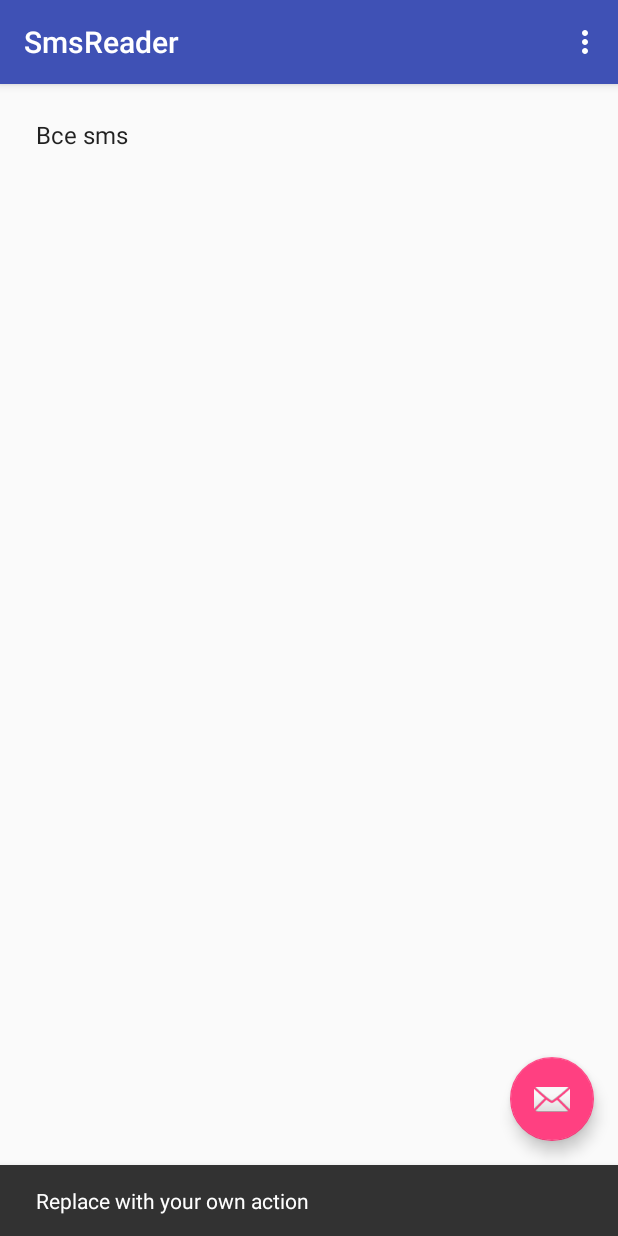
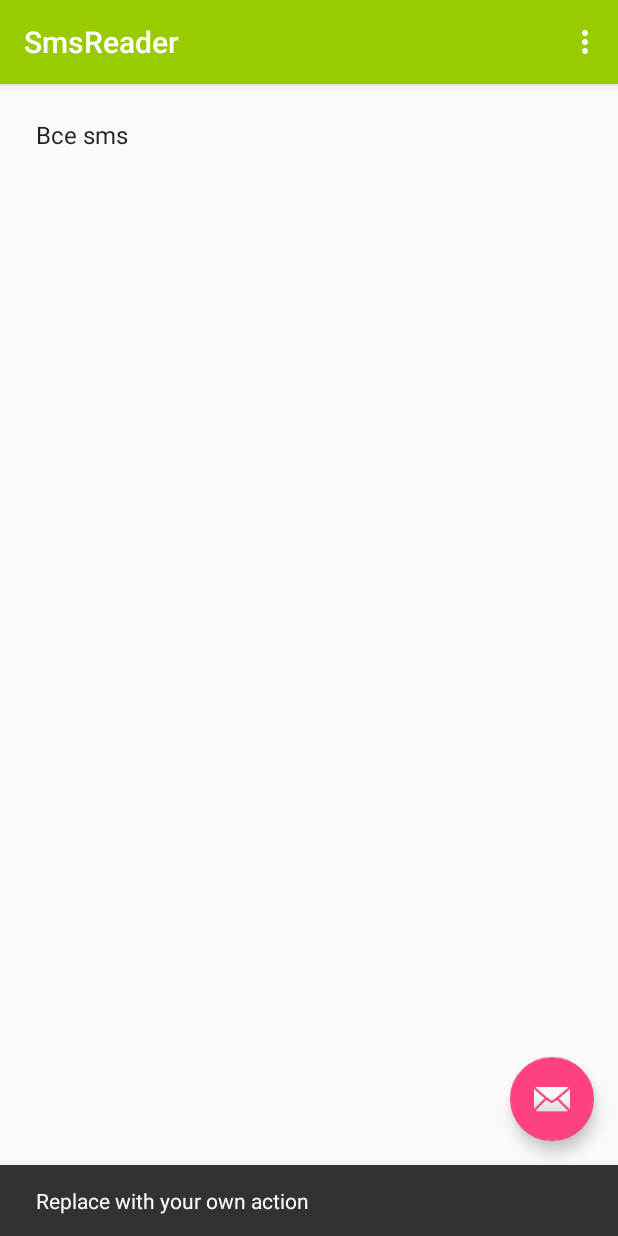
Before and after one commit to nshkuratova/PriorSmsReader, an Android app: the screen it shows after launch (MainActivity), after a tap on an icon or button, on a phone screen of 412 x 824 dp. Run offline under Robolectric (Android 15) with nearby library versions, the phone set to English and light mode, and no system bars; libraries missing offline, so code that uses them is left out: com.squareup.leakcanary; 2 statements that could not run were skipped.

Commit message:
Style theme has been changed

```diff
--- a/app/src/main/AndroidManifest.xml
+++ b/app/src/main/AndroidManifest.xml
@@ -5,7 +5,7 @@
     <uses-permission android:name="android.permission.READ_SMS" />
 
     <application
-        android:name=".PriorApplication"
+        android:name=".utils.PriorApplication"
         android:allowBackup="true"
         android:icon="@mipmap/ic_launcher"
         android:label="@string/app_name"
@@ -22,7 +22,8 @@
                 <category android:name="android.intent.category.LAUNCHER" />
             </intent-filter>
         </activity>
-        <activity android:name=".SmsDataActivity"></activity>
+        <activity android:name=".SmsDataActivity" />
+        <activity android:name=".AddCategoryActivity"></activity>
     </application>
 
 </manifest>
--- a/app/src/main/java/com/example/nikashkuratova/smsreader/PriorApplication.java
+++ b/app/src/main/java/com/example/nikashkuratova/smsreader/utils/PriorApplication.java
@@ -1,4 +1,4 @@
-package com.example.nikashkuratova.smsreader;
+package com.example.nikashkuratova.smsreader.utils;
 
 import android.app.Application;
 
--- a/app/src/main/res/values/colors.xml
+++ b/app/src/main/res/values/colors.xml
@@ -2,5 +2,5 @@
 <resources>
     <color name="colorPrimary">#3F51B5</color>
     <color name="colorPrimaryDark">#303F9F</color>
-    <color name="colorAccent">#FF4081</color>
+    <color name="colorAccent">#ff4081</color>
 </resources>
--- a/app/src/main/res/values/strings.xml
+++ b/app/src/main/res/values/strings.xml
@@ -1,4 +1,7 @@
 <resources>
     <string name="app_name">SmsReader</string>
     <string name="action_settings">Settings</string>
+    <string name="enter_category_name_hint">Enter category name</string>
+    <string name="enter_search_string_hint">Enter search string</string>
+    <string name="addCategory">Add Category</string>
 </resources>
--- a/app/src/main/res/values/styles.xml
+++ b/app/src/main/res/values/styles.xml
@@ -3,8 +3,8 @@
     <!-- Base application theme. -->
     <style name="AppTheme" parent="Theme.AppCompat.Light.DarkActionBar">
         <!-- Customize your theme here. -->
-        <item name="colorPrimary">@color/colorPrimary</item>
-        <item name="colorPrimaryDark">@color/colorPrimaryDark</item>
+        <item name="colorPrimary">@android:color/holo_green_light</item>
+        <item name="colorPrimaryDark">@android:color/holo_green_dark</item>
         <item name="colorAccent">@color/colorAccent</item>
     </style>
 
```
Also changed, not shown: app/src/main/java/com/example/nikashkuratova/smsreader/AddCategoryActivity.java (added, +13 -0 lines), app/src/main/res/layout/activity_add_category.xml (added, +30 -0 lines).
